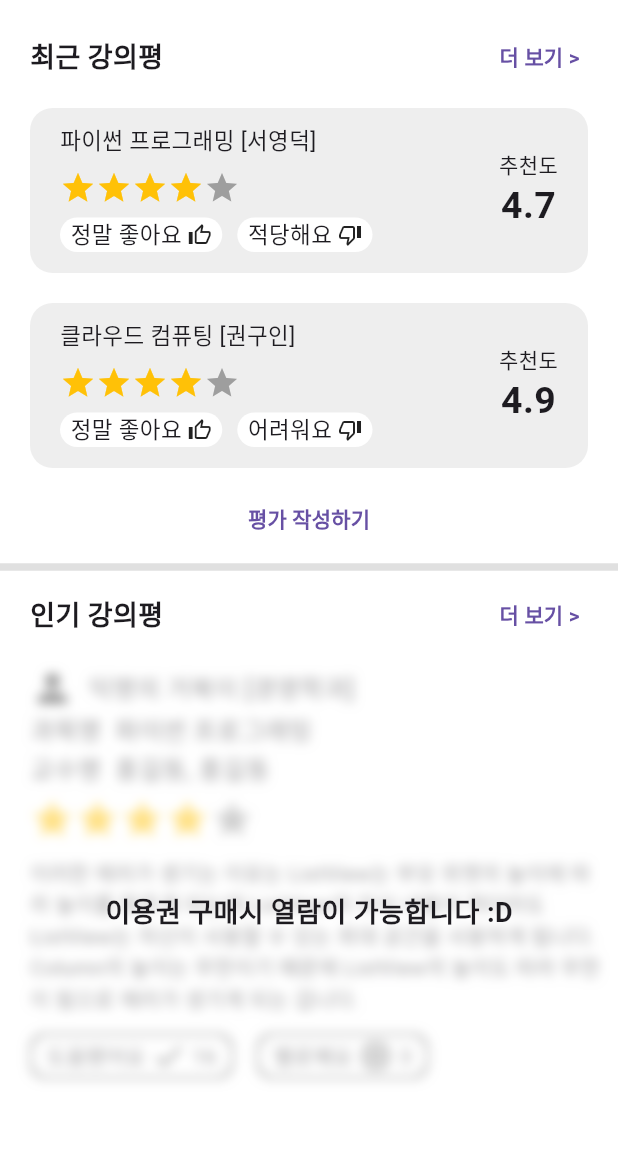
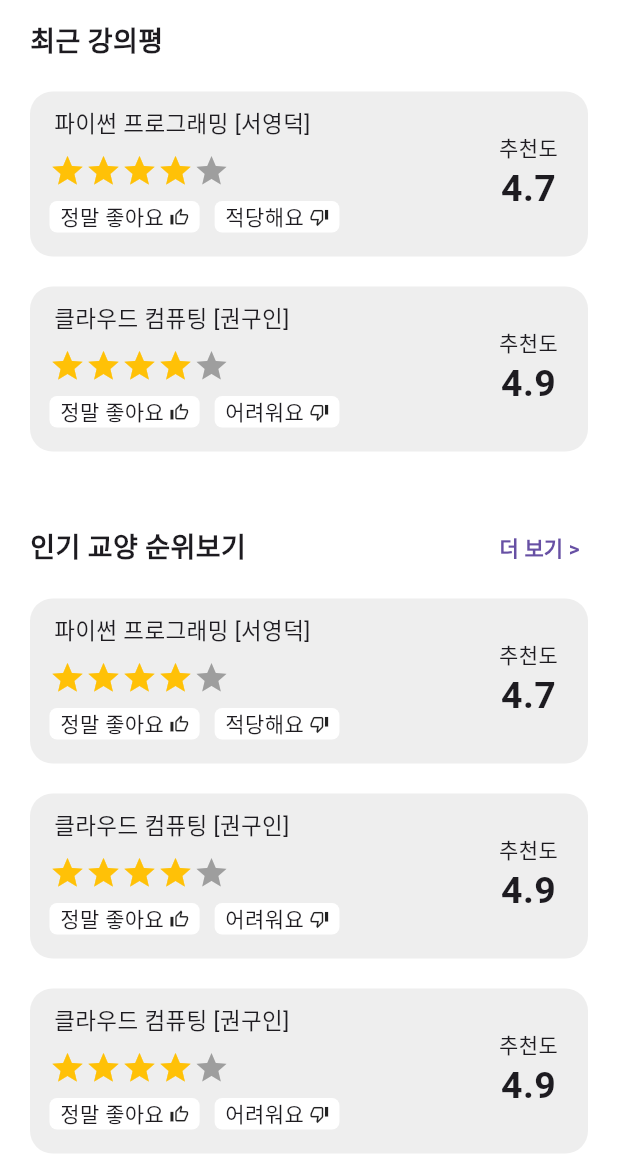
Before and after one commit to INfoU-INHA-for-U/INfoU, a Flutter app: the evaluate_screen screen opened directly, on a phone screen of 412 x 824 dp, the part 63-1236 px from its top. Run offline on Flutter 3.47's test engine with Material 3 defaults, Android fonts, the phone set to English and light mode, and no system bars; drawn by our look-alikes of blur; our stand-ins replace carousel_slider, google_fonts, simple_gradient_text, smooth_page_indicator; network calls fail.

Commit message:
강의 평가 홈 디자인 변경 사항 적용

```diff
--- a/lib/view/evaluate_screen.dart
+++ b/lib/view/evaluate_screen.dart
@@ -52,25 +52,36 @@ class _evalute_screenState extends State<evaluate_screen> {
       'evaluate2': '어려워요',
       'recommend_rate': 4.9
     },
+    '2': {
+      'class': '클라우드 컴퓨팅',
+      'professor': '권구인',
+      'star_rate': 4,
+      'evaluate1': '정말 좋아요',
+      'evaluate2': '어려워요',
+      'recommend_rate': 4.9
+    },
   };
 
   //최근 강의평 위젯
   Widget _recent_evaluate_widget(int index) {
     Map _current_evaluate_data = _recent_evaluate_data[index.toString()];
     return Padding(
-      padding: EdgeInsets.fromLTRB(20, 10, 20, 10),
+      padding: EdgeInsets.fromLTRB(13, 10, 20, 10),
       child: Row(
         mainAxisAlignment: MainAxisAlignment.spaceBetween,
         children: [
           Column(
             crossAxisAlignment: CrossAxisAlignment.start,
             children: [
-              Text(
+              Padding(
+                padding: const EdgeInsets.fromLTRB(3, 0, 0, 0),
+                child: Text(
                     _current_evaluate_data['class'] +
                         ' [' +
                         _current_evaluate_data['professor'] +
                         ']',
                     style: TextStyle(fontSize: 15)),
+              ),
               Padding(
                 padding: EdgeInsets.fromLTRB(0, 5, 0, 5),
                 child: Container(
@@ -96,14 +107,16 @@ class _evalute_screenState extends State<evaluate_screen> {
                     child: Container(
                       decoration: BoxDecoration(
                           color: Colors.white,
-                          borderRadius: BorderRadius.circular(15)),
+                          borderRadius: BorderRadius.circular(5)
+                      ),
                       child: Padding(
                         padding: const EdgeInsets.fromLTRB(7, 0, 7, 0),
                         child: Row(
                           children: [
                             Text(_current_evaluate_data['evaluate1'] + ' ',
-                                style: TextStyle(fontSize: 15)),
-                            Icon(Icons.thumb_up_alt_outlined, size: 16)
+                                style: TextStyle(fontSize: 14)),
+                            //해당 이미지가 없어서 일단 아이콘으로 대체했습니다.
+                            Icon(Icons.thumb_up_alt_outlined, size: 13)
                           ],
                         ),
                       ),
@@ -114,14 +127,15 @@ class _evalute_screenState extends State<evaluate_screen> {
                     child: Container(
                         decoration: BoxDecoration(
                             color: Colors.white,
-                            borderRadius: BorderRadius.circular(15)),
+                            borderRadius: BorderRadius.circular(5)),
                         child: Padding(
                           padding: const EdgeInsets.fromLTRB(7, 0, 7, 0),
                           child: Row(
                             children: [
                               Text(_current_evaluate_data['evaluate2'] + ' ',
-                                  style: TextStyle(fontSize: 15)),
-                              Icon(Icons.thumb_down_alt_outlined, size: 16)
+                                  style: TextStyle(fontSize: 14)),
+                              //해당 이미지가 없어서 일단 아이콘으로 대체했습니다.
+                              Icon(Icons.thumb_down_alt_outlined, size: 13)
                             ],
                           ),
                         )),
@@ -140,12 +154,11 @@ class _evalute_screenState extends State<evaluate_screen> {
     );
   }
 
+  //나중에 필요한 구조일 수도 잇어서 주석 처리해놓았습니다.
+  /*
   //인기 강의평 위젯 (현재 블러 처리 되어있음)
   Widget _popular_class_evaluate_widget() {
-    return Blur(
-      // <- 블러 처리
-      blur: 4,
-      child: Padding(
+      return Padding(
         padding: const EdgeInsets.fromLTRB(20, 10, 10, 0),
         child: Column(
           crossAxisAlignment: CrossAxisAlignment.start,
@@ -273,9 +286,8 @@ class _evalute_screenState extends State<evaluate_screen> {
             )
           ],
         ),
-      ),
       );
-  }
+  }*/
 
   @override
   Widget build(BuildContext context) {
@@ -308,10 +320,11 @@ class _evalute_screenState extends State<evaluate_screen> {
             ]),
         body: Container(
           color: Colors.white,
+          child: SingleChildScrollView(
             child: Column(
               children: [
                 Padding(
-                padding: EdgeInsets.fromLTRB(20, 0, 10, 0),
+                  padding: EdgeInsets.fromLTRB(20, 0, 10, 10),
                   child: Row(
                     mainAxisAlignment: MainAxisAlignment.spaceBetween,
                     children: [
@@ -319,18 +332,65 @@ class _evalute_screenState extends State<evaluate_screen> {
                           style: TextStyle(
                             fontWeight: FontWeight.bold,
                             fontSize: 18,
-                        )),
-                    TextButton(
-                      onPressed: () {},
-                      child: Text('더 보기 > ',
-                          style: TextStyle(fontWeight: FontWeight.bold)),
                           )
+                      ),
                     ],
                   ),
                 ),
                 Container(
                   height: 260,
                   child: ListView.builder(
+                    physics: NeverScrollableScrollPhysics(),
+                    itemBuilder: (context, index) {
+                      return Padding(
+                          padding: EdgeInsets.fromLTRB(20, 10, 20, 10),
+                          child: Container(
+                            decoration: BoxDecoration(
+                                color: Colors.grey.shade200,
+                                borderRadius: BorderRadius.circular(15)),
+                            height: 110,
+                            child: _recent_evaluate_widget(index),
+                          ));
+                    },
+                    itemCount: _recent_evaluate_data.length-1,
+                  ),
+                ),/*
+                TextButton(
+                  onPressed: () {
+                    Navigator.push(
+                        context,
+                        MaterialPageRoute(
+                            builder: (context) => const RatingScreenWrite()));
+                  },
+                  child: Text('평가 작성하기',
+                      style: TextStyle(fontWeight: FontWeight.bold)),
+                ),*/
+                SizedBox(
+                  height: 30,
+                ),
+                Padding(
+                  padding: EdgeInsets.fromLTRB(20, 0, 10, 0),
+                  child: Row(
+                    mainAxisAlignment: MainAxisAlignment.spaceBetween,
+                    children: [
+                      Text('인기 교양 순위보기',
+                          style: TextStyle(
+                              fontWeight: FontWeight.bold, fontSize: 18)),
+                      TextButton(
+                          onPressed: () {},
+                          child: Text(
+                            '더 보기 > ',
+                            style: TextStyle(fontWeight: FontWeight.bold),
+                          )),
+                    ],
+                  ),
+                ),
+                Container(
+                  //여기에 블러 처리 되어있음. 블러 처리 방식도 따로 component형식으로 widget으로 빼놓으면 됨.
+                  //현재는 블러 처리된 widget으로 넣어둠.
+                  height: 400,
+                  child : ListView.builder(
+                    physics: NeverScrollableScrollPhysics(),
                     itemBuilder: (context, index) {
                       return Padding(
                           padding: EdgeInsets.fromLTRB(20, 10, 20, 10),
@@ -345,56 +405,8 @@ class _evalute_screenState extends State<evaluate_screen> {
                     itemCount: _recent_evaluate_data.length,
                   ),
                 ),
-              TextButton(
-                onPressed: () {
-                  Navigator.push(
-                      context,
-                      MaterialPageRoute(
-                          builder: (context) => const RatingScreenWrite()));
-                },
-                child: Text('평가 작성하기',
-                    style: TextStyle(fontWeight: FontWeight.bold)),
-              ),
-              Divider(
-                color: Colors.grey.shade300,
-                thickness: 5,
-              ),
-              Padding(
-                padding: EdgeInsets.fromLTRB(20, 0, 10, 0),
-                child: Row(
-                  mainAxisAlignment: MainAxisAlignment.spaceBetween,
-                  children: [
-                    Text('인기 강의평',
-                        style: TextStyle(
-                            fontWeight: FontWeight.bold, fontSize: 18)),
-                    TextButton(
-                        onPressed: () {},
-                        child: Text(
-                          '더 보기 > ',
-                          style: TextStyle(fontWeight: FontWeight.bold),
-                        )),
               ],
             ),
-              ),
-              Expanded(
-                child: Stack(
-                  children: [
-                    //여기에 블러 처리 되어있음. 블러 처리 방식도 따로 component형식으로 widget으로 빼놓으면 됨.
-                    //현재는 블러 처리된 widget으로 넣어둠.
-                    _popular_class_evaluate_widget(),
-                    //이용권 구매 여부에 따라 삼항 연산자로 묶으면 됨.
-                    const Align(
-                      alignment: Alignment.center,
-                      child: Text('이용권 구매시 열람이 가능합니다 :D',
-                          style: TextStyle(
-                            fontWeight: FontWeight.bold,
-                            fontSize: 18,
-                          )),
-                    )
-                  ],
-                ),
-              ),
-            ],
           ),
         ));
   }
```
Lines whose indentation alone changed are shown as unchanged.
